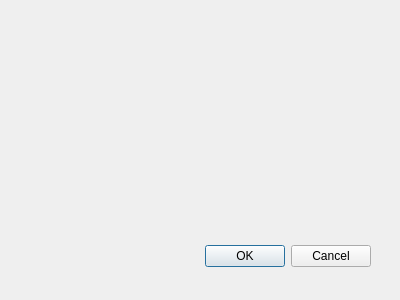
Before: the Qt Designer form settingsform.ui in PopovEV/ArtixVideo, drawn with Qt 5.
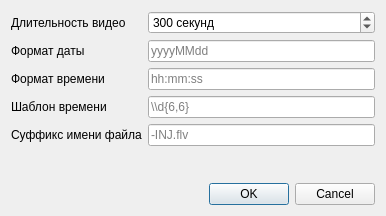
After: the same form once the commit is applied.

Commit message: Сделал предварительную загрузку видео. Теперь слудующий и предыдущий видеоролик будет загружаться сразу после начала воспроизведения выбранного.

```diff
--- a/settingsform.ui
+++ b/settingsform.ui
@@ -8,29 +8,111 @@
    <rect>
     <x>0</x>
     <y>0</y>
-    <width>400</width>
-    <height>300</height>
+    <width>386</width>
+    <height>216</height>
    </rect>
   </property>
   <property name="windowTitle">
    <string>Dialog</string>
   </property>
-  <widget class="QDialogButtonBox" name="buttonBox">
-   <property name="geometry">
-    <rect>
-     <x>30</x>
-     <y>240</y>
-     <width>341</width>
-     <height>32</height>
-    </rect>
-   </property>
-   <property name="orientation">
-    <enum>Qt::Horizontal</enum>
-   </property>
-   <property name="standardButtons">
-    <set>QDialogButtonBox::Cancel|QDialogButtonBox::Ok</set>
-   </property>
-  </widget>
+  <layout class="QVBoxLayout" name="verticalLayout">
+   <item>
+    <layout class="QFormLayout" name="formLayout">
+     <property name="fieldGrowthPolicy">
+      <enum>QFormLayout::AllNonFixedFieldsGrow</enum>
+     </property>
+     <item row="1" column="1">
+      <widget class="QLineEdit" name="lineEdit_DateFormat">
+       <property name="placeholderText">
+        <string>yyyyMMdd</string>
+       </property>
+      </widget>
+     </item>
+     <item row="1" column="0">
+      <widget class="QLabel" name="label">
+       <property name="text">
+        <string>Формат даты</string>
+       </property>
+      </widget>
+     </item>
+     <item row="2" column="0">
+      <widget class="QLabel" name="label_2">
+       <property name="text">
+        <string>Формат времени</string>
+       </property>
+      </widget>
+     </item>
+     <item row="2" column="1">
+      <widget class="QLineEdit" name="lineEdit_TimeFormat">
+       <property name="placeholderText">
+        <string>hh:mm:ss</string>
+       </property>
+      </widget>
+     </item>
+     <item row="3" column="1">
+      <widget class="QLineEdit" name="lineEdit_TimePattern">
+       <property name="placeholderText">
+        <string>\\d{6,6}</string>
+       </property>
+      </widget>
+     </item>
+     <item row="3" column="0">
+      <widget class="QLabel" name="label_3">
+       <property name="text">
+        <string>Шаблон времени</string>
+       </property>
+      </widget>
+     </item>
+     <item row="4" column="1">
+      <widget class="QLineEdit" name="lineEdit_FileNameSuffix">
+       <property name="placeholderText">
+        <string>-INJ.flv</string>
+       </property>
+      </widget>
+     </item>
+     <item row="4" column="0">
+      <widget class="QLabel" name="label_4">
+       <property name="text">
+        <string>Суффикс имени файла</string>
+       </property>
+      </widget>
+     </item>
+     <item row="0" column="0">
+      <widget class="QLabel" name="label_5">
+       <property name="text">
+        <string>Длительность видео</string>
+       </property>
+      </widget>
+     </item>
+     <item row="0" column="1">
+      <widget class="QSpinBox" name="spinBox_LenghtVideo">
+       <property name="accelerated">
+        <bool>true</bool>
+       </property>
+       <property name="suffix">
+        <string> секунд</string>
+       </property>
+       <property name="maximum">
+        <number>100000</number>
+       </property>
+       <property name="value">
+        <number>300</number>
+       </property>
+      </widget>
+     </item>
+    </layout>
+   </item>
+   <item>
+    <widget class="QDialogButtonBox" name="buttonBox">
+     <property name="orientation">
+      <enum>Qt::Horizontal</enum>
+     </property>
+     <property name="standardButtons">
+      <set>QDialogButtonBox::Cancel|QDialogButtonBox::Ok</set>
+     </property>
+    </widget>
+   </item>
+  </layout>
  </widget>
  <pixmapfunction/>
  <resources/>
```
Left out of the diff: 27 changed lines with no effect on the pictures. The commit also changes 27 other files.
